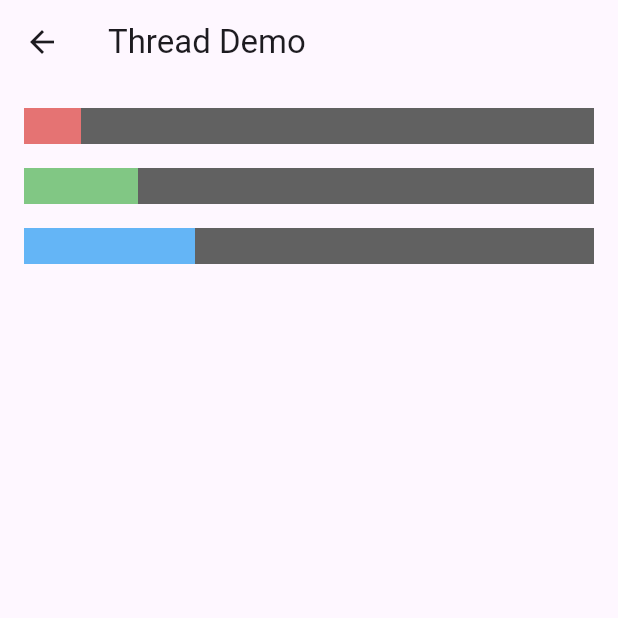
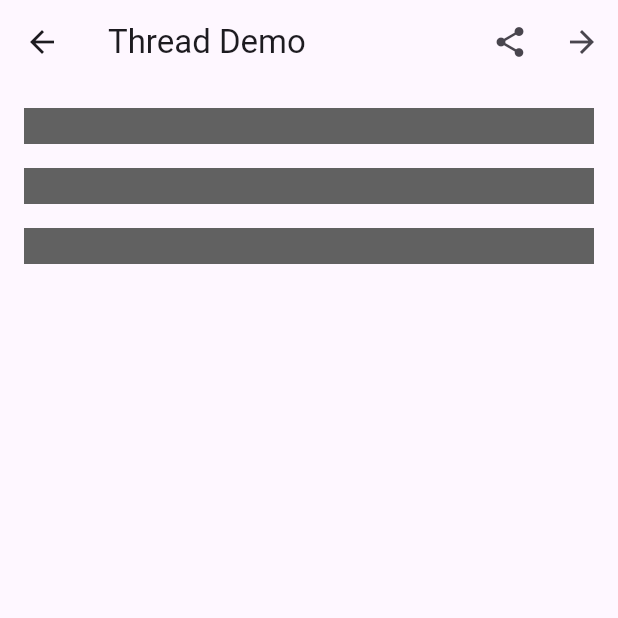
Before and after one commit to kokowilly/flutter-libreview, a Flutter app: the screen it shows after launch, after a tap on "item 1", on a phone screen of 412 x 824 dp, the top half of it. Run offline on Flutter 3.47's test engine with Material 3 defaults, Android fonts, the phone set to English and light mode, and no system bars; our stand-ins replace flutter_bloc.

Commit message:
create thread demo

```diff
--- /dev/null
+++ b/lib/thread/thread_cubit.dart
@@ -0,0 +1,70 @@
+import 'package:flutter_bloc/flutter_bloc.dart';
+
+class ThreadCubit extends Cubit<ThreadState> {
+  ThreadCubit(super.initialState);
+
+  parallel() async {
+    emit(ThreadState());
+    Future.wait<void>([
+      _progress1(),
+      _progress2(),
+      _progress3(),
+    ]);
+  }
+
+  serial() async {
+    emit(ThreadState());
+    await _progress1();
+    await _progress2();
+    await _progress3();
+  }
+
+  _progress1() async {
+    while (state.progress1 <= 1.0) {
+      await Future.delayed(Duration(milliseconds: 10));
+      emit(state.copyWith(progress1: state.progress1 + 0.01));
+    }
+  }
+
+  _progress2() async {
+    while (state.progress2 <= 1.0) {
+      await Future.delayed(Duration(milliseconds: 10));
+      emit(state.copyWith(progress2: state.progress2 + 0.01));
+    }
+  }
+
+  _progress3() async {
+    while (state.progress3 <= 1.0) {
+      await Future.delayed(Duration(milliseconds: 10));
+      emit(state.copyWith(progress3: state.progress3 + 0.01));
+    }
+  }
+}
+
+class ThreadState {
+  final double progress1;
+  final double progress2;
+  final double progress3;
+
+  ThreadState({
+    this.progress1 = 0,
+    this.progress2 = 0,
+    this.progress3 = 0,
+  });
+
+  // Copy method to create a new instance with updated values
+  ThreadState copyWith({
+    double? progress1,
+    double? progress2,
+    double? progress3,
+  }) {
+    return ThreadState(
+      progress1: progress1 ?? this.progress1,
+      progress2: progress2 ?? this.progress2,
+      progress3: progress3 ?? this.progress3,
+    );
+  }
+
+  @override
+  String toString() => 'ThreadState($progress1, $progress2, $progress3)';
+}
--- a/lib/thread/thread_page.dart
+++ b/lib/thread/thread_page.dart
@@ -1,21 +1,49 @@
 import 'package:flutter/material.dart';
+import 'package:flutter_bloc/flutter_bloc.dart';
+import 'package:libreview/thread/thread_cubit.dart';
 
 class ThreadPage extends StatelessWidget {
   const ThreadPage({super.key});
 
   @override
-  Widget build(BuildContext context) => Scaffold(
+  Widget build(BuildContext context) => BlocProvider(
+        create: (_) => ThreadCubit(ThreadState()),
+        child: BlocBuilder<ThreadCubit, ThreadState>(
+          builder: (context, state) => Scaffold(
             appBar: AppBar(
               title: Text("Thread Demo"),
+              actions: [
+                IconButton(
+                  icon: Icon(Icons.share),
+                  tooltip: 'Parallel',
+                  onPressed: () => context.read<ThreadCubit>().parallel(),
+                ),
+                IconButton(
+                  icon: Icon(Icons.arrow_forward),
+                  tooltip: 'Serial',
+                  onPressed: () => context.read<ThreadCubit>().serial(),
+                ),
+              ],
             ),
             body: Container(
               padding: EdgeInsets.symmetric(vertical: 8.0),
               child: Column(
                 children: [
-              _ThreadProgressBar(value: 0.1, color: Colors.red[300]),
-              _ThreadProgressBar(value: 0.2, color: Colors.green[300]),
-              _ThreadProgressBar(value: 0.3, color: Colors.blue[300]),
+                  _ThreadProgressBar(
+                    value: state.progress1,
+                    color: Colors.red[300],
+                  ),
+                  _ThreadProgressBar(
+                    value: state.progress2,
+                    color: Colors.green[300],
+                  ),
+                  _ThreadProgressBar(
+                    value: state.progress3,
+                    color: Colors.blue[300],
+                  ),
                 ],
+              ),
+            ),
           ),
         ),
       );
--- a/pubspec.yaml
+++ b/pubspec.yaml
@@ -38,6 +38,7 @@ dependencies:
   flutter_localizations:
     sdk: flutter
   rxdart: ^0.28.0
+  flutter_bloc: ^8.1.6
 
 dev_dependencies:
   flutter_test:
```
Also changed, not shown: pubspec.lock. Lines whose indentation alone changed are shown as unchanged.
